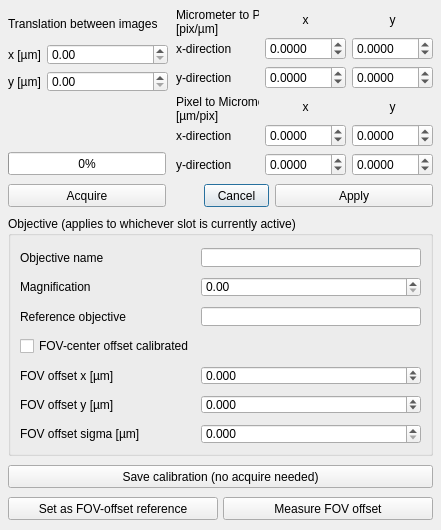
Before: the Qt Designer form BrillouinAcquisition/src/gui/ScaleCalibrationDialog.ui in nik-liegroup/BrillouinAcquisition, drawn with Qt 5.
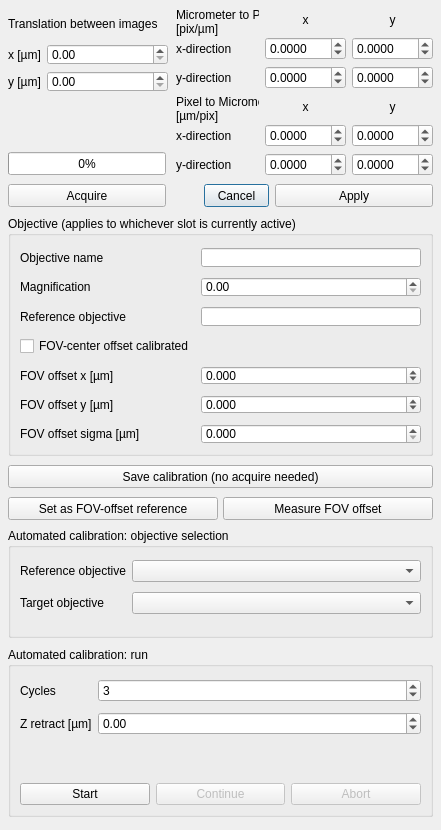
After: the same form once the commit is applied.

Patch:
```diff
--- a/BrillouinAcquisition/src/gui/ScaleCalibrationDialog.ui
+++ b/BrillouinAcquisition/src/gui/ScaleCalibrationDialog.ui
@@ -7,7 +7,7 @@
     <x>0</x>
     <y>0</y>
     <width>441</width>
-    <height>530</height>
+    <height>830</height>
    </rect>
   </property>
   <property name="windowTitle">
@@ -608,6 +608,183 @@
     <string>Measure FOV offset</string>
    </property>
   </widget>
+  <widget class="QGroupBox" name="objectivePickerGroupBox">
+   <property name="geometry">
+    <rect>
+     <x>8</x>
+     <y>528</y>
+     <width>425</width>
+     <height>110</height>
+    </rect>
+   </property>
+   <property name="title">
+    <string>Automated calibration: objective selection</string>
+   </property>
+   <layout class="QFormLayout" name="objectivePickerFormLayout">
+    <property name="verticalSpacing">
+     <number>10</number>
+    </property>
+    <property name="horizontalSpacing">
+     <number>6</number>
+    </property>
+    <property name="leftMargin">
+     <number>9</number>
+    </property>
+    <property name="topMargin">
+     <number>12</number>
+    </property>
+    <property name="rightMargin">
+     <number>9</number>
+    </property>
+    <property name="bottomMargin">
+     <number>9</number>
+    </property>
+    <item row="0" column="0">
+     <widget class="QLabel" name="referenceObjectiveCombo_label">
+      <property name="text">
+       <string>Reference objective</string>
+      </property>
+     </widget>
+    </item>
+    <item row="0" column="1">
+     <widget class="QComboBox" name="referenceObjectiveCombo"/>
+    </item>
+    <item row="1" column="0">
+     <widget class="QLabel" name="targetObjectiveCombo_label">
+      <property name="text">
+       <string>Target objective</string>
+      </property>
+     </widget>
+    </item>
+    <item row="1" column="1">
+     <widget class="QComboBox" name="targetObjectiveCombo"/>
+    </item>
+   </layout>
+  </widget>
+  <widget class="QGroupBox" name="objectiveCycleGroupBox">
+   <property name="geometry">
+    <rect>
+     <x>8</x>
+     <y>647</y>
+     <width>425</width>
+     <height>170</height>
+    </rect>
+   </property>
+   <property name="title">
+    <string>Automated calibration: run</string>
+   </property>
+   <layout class="QVBoxLayout" name="objectiveCycleVerticalLayout">
+    <property name="spacing">
+     <number>6</number>
+    </property>
+    <property name="leftMargin">
+     <number>9</number>
+    </property>
+    <property name="topMargin">
+     <number>12</number>
+    </property>
+    <property name="rightMargin">
+     <number>9</number>
+    </property>
+    <property name="bottomMargin">
+     <number>9</number>
+    </property>
+    <item>
+     <layout class="QFormLayout" name="objectiveCycleFormLayout">
+      <property name="verticalSpacing">
+       <number>10</number>
+      </property>
+      <property name="horizontalSpacing">
+       <number>6</number>
+      </property>
+      <item row="0" column="0">
+       <widget class="QLabel" name="cyclesSpinBox_label">
+        <property name="text">
+         <string>Cycles</string>
+        </property>
+       </widget>
+      </item>
+      <item row="0" column="1">
+       <widget class="QSpinBox" name="cyclesSpinBox">
+        <property name="minimum">
+         <number>1</number>
+        </property>
+        <property name="maximum">
+         <number>100</number>
+        </property>
+        <property name="value">
+         <number>3</number>
+        </property>
+       </widget>
+      </item>
+      <item row="1" column="0">
+       <widget class="QLabel" name="zRetractDistanceUm_label">
+        <property name="text">
+         <string>Z retract [µm]</string>
+        </property>
+       </widget>
+      </item>
+      <item row="1" column="1">
+       <widget class="QDoubleSpinBox" name="zRetractDistanceUm">
+        <property name="decimals">
+         <number>2</number>
+        </property>
+        <property name="minimum">
+         <double>-10000.000000000000000</double>
+        </property>
+        <property name="maximum">
+         <double>10000.000000000000000</double>
+        </property>
+       </widget>
+      </item>
+     </layout>
+    </item>
+    <item>
+     <widget class="QLabel" name="objectiveCycleStatusLabel">
+      <property name="text">
+       <string/>
+      </property>
+      <property name="wordWrap">
+       <bool>true</bool>
+      </property>
+     </widget>
+    </item>
+    <item>
+     <layout class="QHBoxLayout" name="objectiveCycleButtonLayout">
+      <property name="spacing">
+       <number>6</number>
+      </property>
+      <item>
+       <widget class="QPushButton" name="button_startObjectiveCycle">
+        <property name="text">
+         <string>Start</string>
+        </property>
+       </widget>
+      </item>
+      <item>
+       <widget class="QPushButton" name="button_continueObjectiveCycle">
+        <property name="enabled">
+         <bool>false</bool>
+        </property>
+        <property name="text">
+         <string>Continue</string>
+        </property>
+       </widget>
+      </item>
+      <item>
+       <widget class="QPushButton" name="button_abortObjectiveCycle">
+        <property name="enabled">
+         <bool>false</bool>
+        </property>
+        <property name="text">
+         <string>Abort</string>
+        </property>
+       </widget>
+      </item>
+     </layout>
+    </item>
+   </layout>
+  </widget>
  </widget>
  <tabstops>
   <tabstop>dx</tabstop>
```
